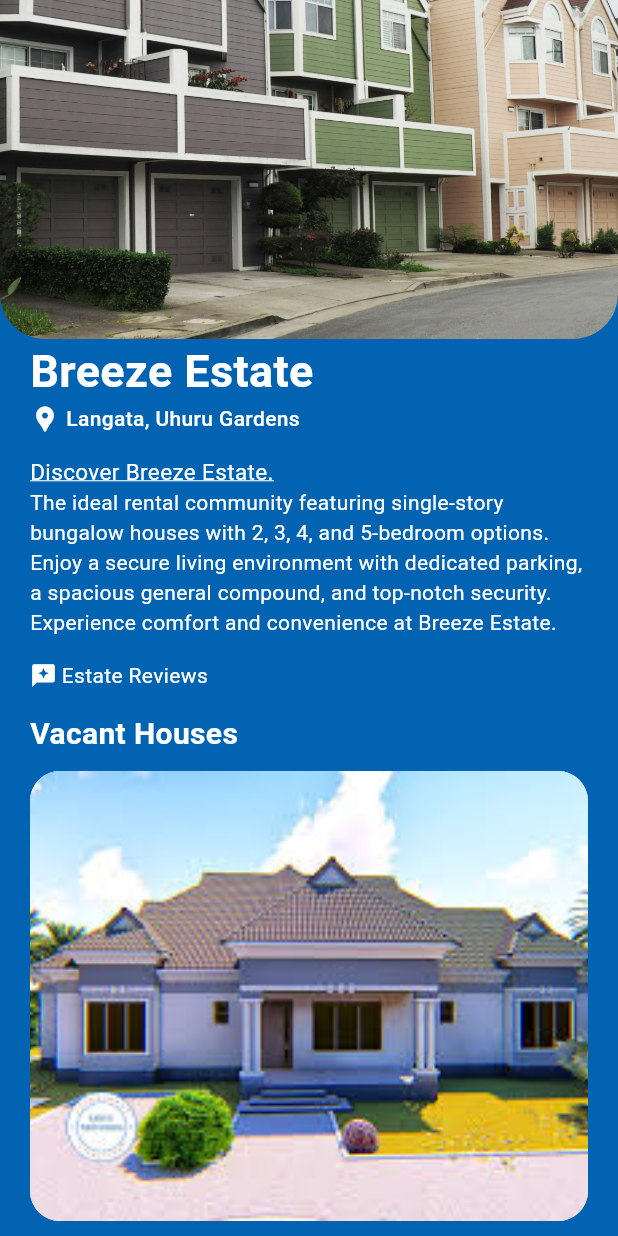
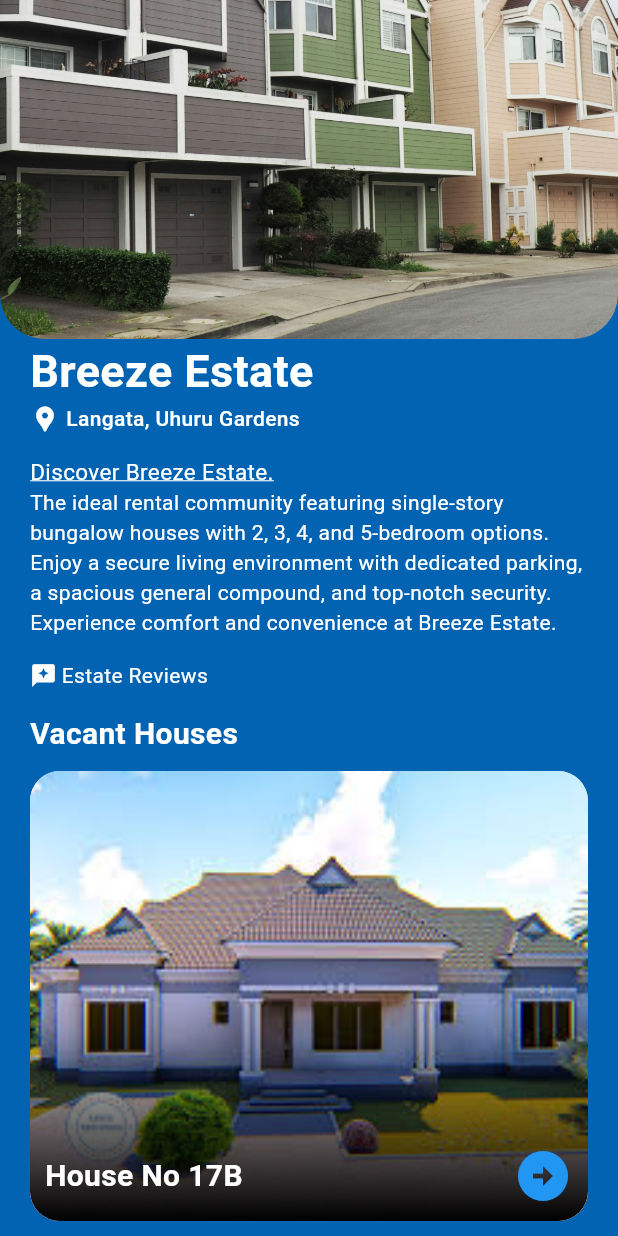
Before and after one commit to gilbert-ku/EstateEase-mobileApp, a Flutter app: the Bungalow screen opened directly, scrolled down 174 dp, on a phone screen of 412 x 824 dp. Run offline on Flutter 3.47's test engine with Material 3 defaults, Android fonts, the phone set to English and light mode, and no system bars.

Commit message:
add text and next btn

```diff
--- a/lib/components/bungalow.dart
+++ b/lib/components/bungalow.dart
@@ -116,7 +116,9 @@ class Bungalow extends StatelessWidget {
                 child: ClipRRect(
                   borderRadius: BorderRadius.circular(20),
                   child: Container(
+                    // color: Colors.transparent,
                     height: 300,
+                    width: MediaQuery.of(context).size.width,
                     // color: Colors.amber,
                     decoration: const BoxDecoration(
                       color: Color(0xFFffffff),
@@ -125,6 +127,52 @@ class Bungalow extends StatelessWidget {
                         fit: BoxFit.cover,
 
                       ),
+                    ),
+                    // gradient
+                    child: Container(
+                      decoration: const BoxDecoration(
+                        gradient: LinearGradient(
+                          begin: Alignment.center,
+                          end: Alignment.bottomCenter,
+                          colors: [
+                            Colors.transparent,
+                            Colors.black,
+                          ],
+                          // stops: [
+                          //   0.8,
+                          //   0.2,
+                          // ]
+                        ),
+                      ),
+                      child: const Padding(
+                        padding: EdgeInsets.all(10.0),
+                        child: Column(
+                          // crossAxisAlignment: CrossAxisAlignment.,
+                          mainAxisAlignment: MainAxisAlignment.end,
+                          children: [
+                            Row(
+                              mainAxisAlignment: MainAxisAlignment.spaceBetween,
+                              // crossAxisAlignment: CrossAxisAlignment.baseline,
+                              children: [
+                                Text("House No 17B",
+                                style: TextStyle(
+                                  color: Colors.white,
+                                  fontSize: 20,
+                                  fontWeight: FontWeight.bold
+                                  ),
+                                ),
+
+                                Icon(
+                                Icons.arrow_circle_right,
+                                size: 40,
+                                color: Colors.blue,
+                              ),
+                              ],
+                            ),
+                          ],
+                        ),
+                      ),
+
                     ),
 
                   ),
```
Also changed, not shown: flutter_01.png (added).
